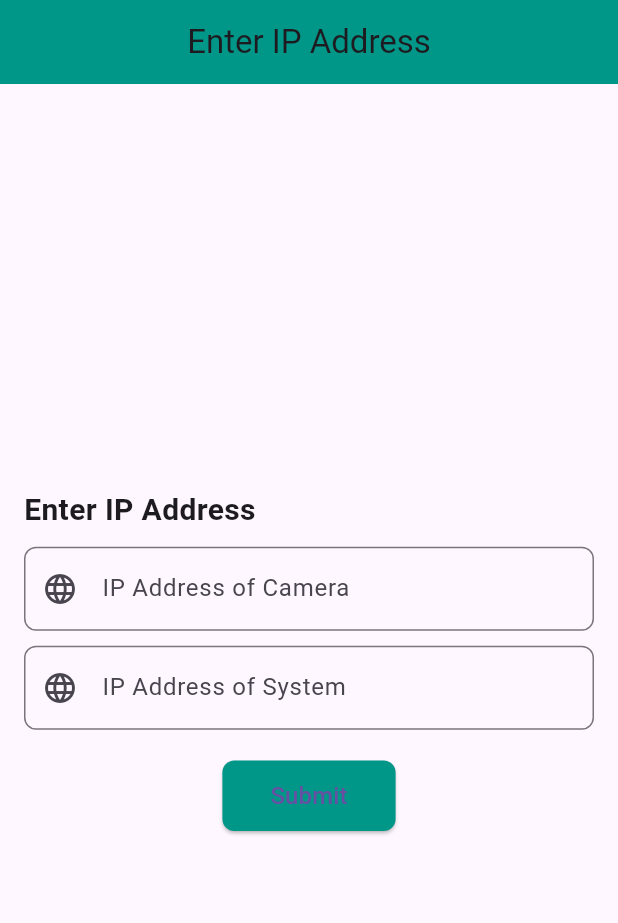
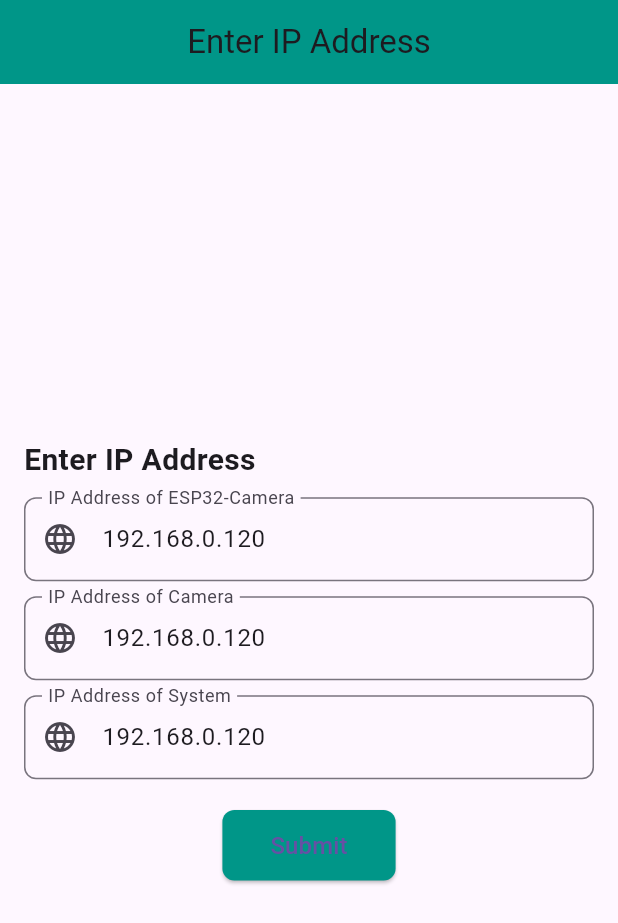
Before and after one commit to vijaydasp/Borewell-App, a Flutter app: the screen it shows after launch, on a phone screen of 412 x 824 dp. Shown: the top 923 px of the screen. Run offline on Flutter 3.47's test engine with Material 3 defaults, Android fonts, the phone set to English and light mode, and no system bars; our stand-ins replace dio, webview_flutter.

Commit message:
`Refactor: Update APIs and Stream URLs, Remove Steam.dart`

```diff
--- a/lib/APIs/buttons_api.dart
+++ b/lib/APIs/buttons_api.dart
@@ -3,15 +3,12 @@ import 'package:borwell_app/ipaddress_page.dart';
 import 'package:dio/dio.dart';
 
 final dio = Dio();
-String? status;
+
 
 Future<void> connectingapi(String datas) async {
   try {
     final response = await dio.post('${baseUrl_sys}/control',data: datas);
     print("Response: ${response.data}");
-
-    status = response.data['message'] ?? 'failed';
-    print("Status: $status");
   } catch (e) {
     print('Error connecting to API: $e');
   }
--- a/lib/ipaddress_page.dart
+++ b/lib/ipaddress_page.dart
@@ -1,7 +1,10 @@
-import 'package:borwell_app/steam.dart';
+import 'package:borwell_app/double_stream.dart';
+import 'package:borwell_app/stream.dart';
+import 'package:borwell_app/stream_esp32.dart';
 import 'package:flutter/material.dart';
 String baseUrl = "";
 String baseUrl_sys = "";
+String baseUrl_stream = "";
 class IpAddressInputPage extends StatefulWidget {
   @override
   _IpAddressInputPageState createState() => _IpAddressInputPageState();
@@ -9,13 +12,16 @@ class IpAddressInputPage extends StatefulWidget {
 
 class _IpAddressInputPageState extends State<IpAddressInputPage> {
   final _formKey = GlobalKey<FormState>();
-  final _ipController = TextEditingController();
-  final _ipController_system = TextEditingController();
+  final _ipController = TextEditingController(text: "192.168.0.120");
+  final _ipController_system = TextEditingController(text: "192.168.0.120");
+  final _ipController_stream = TextEditingController(text: "192.168.0.120");
 
 
   @override
   void dispose() {
     _ipController.dispose();
+    _ipController_system.dispose();
+    _ipController_stream.dispose();
     super.dispose();
   }
 
@@ -36,17 +42,18 @@ class _IpAddressInputPageState extends State<IpAddressInputPage> {
 
     if (_formKey.currentState?.validate() == true) {
       baseUrl = "http://${_ipController.text}:81/stream";
-      baseUrl_sys = "http://${_ipController_system.text}:5000";
+      baseUrl_sys = "http://${_ipController_system.text}:8000";
+      baseUrl_stream = "http://${_ipController_stream.text}:8000";
       ScaffoldMessenger.of(context).showSnackBar(
         SnackBar(
           content: Text("Valid IP: ${_ipController.text}"),
           backgroundColor: Colors.green,
         ),
       );
-      Navigator.pushReplacement(
+      Navigator.push(
         context,
         MaterialPageRoute(
-          builder: (context) => Mapview(),
+          builder: (context) => VRBoxStream(),
         ),
       );
     }
@@ -79,6 +86,20 @@ class _IpAddressInputPageState extends State<IpAddressInputPage> {
               SizedBox(height: 10),
               TextFormField(
                 controller: _ipController,
+                decoration: InputDecoration(
+                  labelText: "IP Address of ESP32-Camera",
+                  hintText: "e.g., 192.168.0.1",
+                  border: OutlineInputBorder(
+                    borderRadius: BorderRadius.circular(8.0),
+                  ),
+                  prefixIcon: Icon(Icons.language),
+                ),
+                keyboardType: TextInputType.number,
+                validator: _validateIpAddress,
+              ),
+              SizedBox(height: 10),
+              TextFormField(
+                controller: _ipController_stream,
                 decoration: InputDecoration(
                   labelText: "IP Address of Camera",
                   hintText: "e.g., 192.168.0.1",
--- a/lib/steam.dart
+++ b/lib/stream.dart
@@ -29,13 +29,13 @@ class _MapviewState extends State<Mapview> {
         },
       ),
     )
-    ..loadRequest(Uri.parse(baseUrl));
+    ..loadRequest(Uri.parse(baseUrl_stream));
 
   @override
   Widget build(BuildContext context) {
     return Scaffold(
       appBar: AppBar(
-        title: const Text('ESP32 Cam',
+        title: const Text('Camera View',
             style: TextStyle(fontWeight: FontWeight.bold)),
         backgroundColor: Colors.blueAccent,
         centerTitle: true,
@@ -61,7 +61,7 @@ class _MapviewState extends State<Mapview> {
             child: ClipRRect(
               borderRadius: BorderRadius.circular(10),
               child: RotatedBox(
-                quarterTurns: 2,
+                quarterTurns: 0,
                 child: WebViewWidget(controller: controller),
               ),
             ),
```
Also changed, not shown: lib/double_stream.dart (added, +40 -0 lines), lib/double_stream_page.dart (added, +55 -0 lines), lib/stream_esp32.dart (added, +126 -0 lines).
